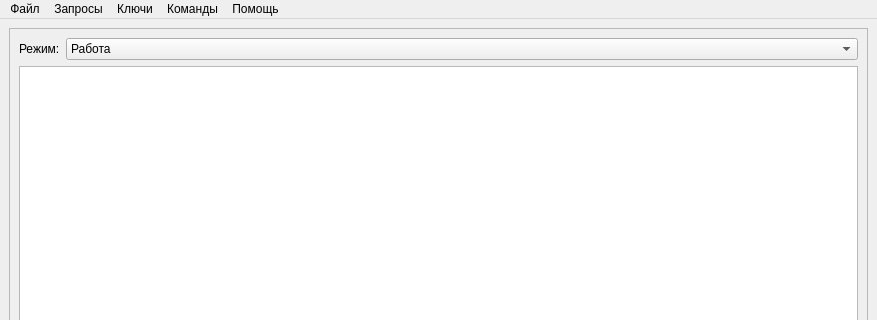
Above: src/MainWindow.ui from m6v/450b before the change; both pictures show x 0 to 877 and y 0 to 320 of the 877 by 568 pixel window. Below: the same form after it.
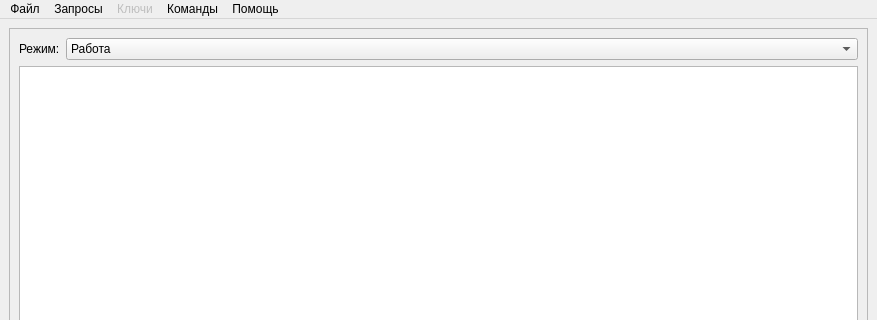
That is the form after the change. Icons and pictures are not drawn.

Patch:
```diff
--- a/src/MainWindow.ui
+++ b/src/MainWindow.ui
@@ -106,6 +106,9 @@
     </property>
    </widget>
    <widget class="QMenu" name="keysMenu">
+    <property name="enabled">
+     <bool>false</bool>
+    </property>
     <property name="title">
      <string>Ключи</string>
     </property>
```
